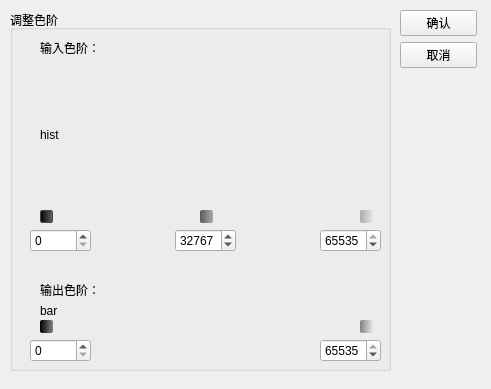
Before: the Qt Designer form c_gradation.ui in pigundermoon/industry, drawn with Qt 5.
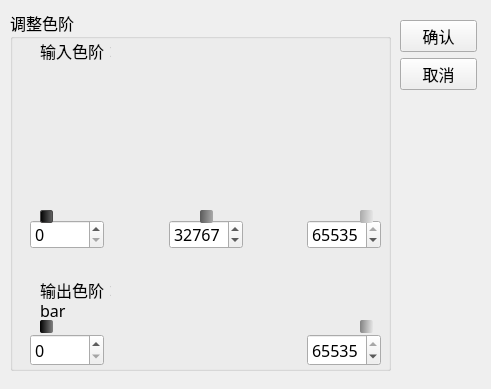
After: the same form once the commit is applied. Custom widgets are drawn as their Qt base class.

Patch:
```diff
--- a/c_gradation.ui
+++ b/c_gradation.ui
@@ -16,6 +16,12 @@
     <verstretch>0</verstretch>
    </sizepolicy>
   </property>
+  <property name="font">
+   <font>
+    <family>微软雅黑</family>
+    <pointsize>12</pointsize>
+   </font>
+  </property>
   <property name="windowTitle">
    <string>Dialog</string>
   </property>
@@ -23,9 +29,9 @@
    <property name="geometry">
     <rect>
      <x>400</x>
-     <y>10</y>
+     <y>20</y>
      <width>77</width>
-     <height>371</height>
+     <height>351</height>
     </rect>
    </property>
    <layout class="QVBoxLayout" name="verticalLayout_3">
@@ -62,8 +68,8 @@
       </property>
       <property name="sizeHint" stdset="0">
        <size>
-        <width>20</width>
-        <height>40</height>
+        <width>72</width>
+        <height>366</height>
        </size>
       </property>
      </spacer>
@@ -96,8 +102,8 @@
       <rect>
        <x>10</x>
        <y>10</y>
-       <width>60</width>
-       <height>16</height>
+       <width>71</width>
+       <height>21</height>
       </rect>
      </property>
      <property name="sizePolicy">
@@ -106,6 +112,12 @@
        <verstretch>0</verstretch>
       </sizepolicy>
      </property>
+     <property name="font">
+      <font>
+       <family>微软雅黑</family>
+       <pointsize>12</pointsize>
+      </font>
+     </property>
      <property name="text">
       <string>输入色阶：</string>
      </property>
@@ -126,7 +138,7 @@
       </sizepolicy>
      </property>
      <property name="text">
-      <string>hist</string>
+      <string/>
      </property>
     </widget>
     <widget class="QWidget" name="widget_4" native="true">
@@ -139,7 +151,10 @@
       </rect>
      </property>
      <layout class="QGridLayout" name="gridLayout_4">
-      <item row="0" column="2">
+      <property name="bottomMargin">
+       <number>12</number>
+      </property>
+      <item row="0" column="1">
        <spacer name="horizontalSpacer">
         <property name="orientation">
          <enum>Qt::Horizontal</enum>
@@ -152,7 +167,7 @@
         </property>
        </spacer>
       </item>
-      <item row="0" column="3">
+      <item row="0" column="2">
        <widget class="QSpinBox" name="input_gray">
         <property name="sizePolicy">
          <sizepolicy hsizetype="Fixed" vsizetype="Fixed">
@@ -160,6 +175,12 @@
           <verstretch>0</verstretch>
          </sizepolicy>
         </property>
+        <property name="font">
+         <font>
+          <family>微软雅黑</family>
+          <pointsize>12</pointsize>
+         </font>
+        </property>
         <property name="minimum">
          <number>1</number>
         </property>
@@ -174,23 +195,7 @@
         </property>
        </widget>
       </item>
-      <item row="0" column="1">
-       <widget class="QSpinBox" name="input_black">
-        <property name="sizePolicy">
-         <sizepolicy hsizetype="Fixed" vsizetype="Fixed">
-          <horstretch>0</horstretch>
-          <verstretch>0</verstretch>
-         </sizepolicy>
-        </property>
-        <property name="maximum">
-         <number>65533</number>
-        </property>
-        <property name="singleStep">
-         <number>100</number>
-        </property>
-       </widget>
-      </item>
-      <item row="0" column="4">
+      <item row="0" column="3">
        <spacer name="horizontalSpacer_4">
         <property name="orientation">
          <enum>Qt::Horizontal</enum>
@@ -203,7 +208,7 @@
         </property>
        </spacer>
       </item>
-      <item row="0" column="5">
+      <item row="0" column="4">
        <widget class="QSpinBox" name="input_white">
         <property name="sizePolicy">
          <sizepolicy hsizetype="Fixed" vsizetype="Fixed">
@@ -211,6 +216,12 @@
           <verstretch>0</verstretch>
          </sizepolicy>
         </property>
+        <property name="font">
+         <font>
+          <family>微软雅黑</family>
+          <pointsize>12</pointsize>
+         </font>
+        </property>
         <property name="minimum">
          <number>2</number>
         </property>
@@ -225,6 +236,28 @@
         </property>
        </widget>
       </item>
+      <item row="0" column="0">
+       <widget class="QSpinBox" name="input_black">
+        <property name="sizePolicy">
+         <sizepolicy hsizetype="Fixed" vsizetype="Fixed">
+          <horstretch>0</horstretch>
+          <verstretch>0</verstretch>
+         </sizepolicy>
+        </property>
+        <property name="font">
+         <font>
+          <family>微软雅黑</family>
+          <pointsize>12</pointsize>
+         </font>
+        </property>
+        <property name="maximum">
+         <number>65533</number>
+        </property>
+        <property name="singleStep">
+         <number>100</number>
+        </property>
+       </widget>
+      </item>
      </layout>
     </widget>
     <widget class="myslider" name="inb">
@@ -409,7 +442,7 @@
       <rect>
        <x>10</x>
        <y>10</y>
-       <width>61</width>
+       <width>71</width>
        <height>19</height>
       </rect>
      </property>
@@ -419,6 +452,12 @@
        <verstretch>0</verstretch>
       </sizepolicy>
      </property>
+     <property name="font">
+      <font>
+       <family>微软雅黑</family>
+       <pointsize>12</pointsize>
+      </font>
+     </property>
      <property name="text">
       <string>输出色阶：</string>
      </property>
@@ -460,6 +499,12 @@
           <verstretch>0</verstretch>
          </sizepolicy>
         </property>
+        <property name="font">
+         <font>
+          <family>微软雅黑</family>
+          <pointsize>12</pointsize>
+         </font>
+        </property>
         <property name="minimum">
          <number>0</number>
         </property>
@@ -495,6 +540,12 @@
           <verstretch>0</verstretch>
          </sizepolicy>
         </property>
+        <property name="font">
+         <font>
+          <family>微软雅黑</family>
+          <pointsize>12</pointsize>
+         </font>
+        </property>
         <property name="minimum">
          <number>1</number>
         </property>
```
